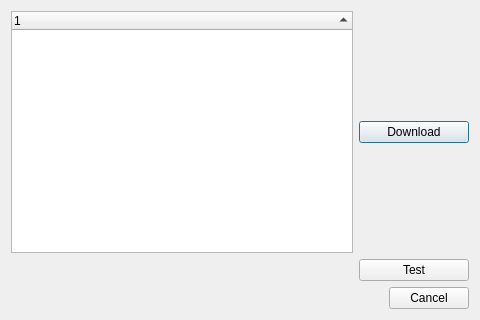
Above: HaiBeiDanCi/serverdatadialog.ui from HuangHuafeng/repeat before the change. Below: the same form after it.
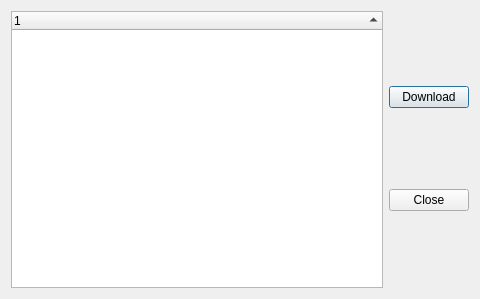
That is the form after the change.

Diff of the .ui file:
```diff
--- a/HaiBeiDanCi/serverdatadialog.ui
+++ b/HaiBeiDanCi/serverdatadialog.ui
@@ -7,7 +7,7 @@
     <x>0</x>
     <y>0</y>
     <width>480</width>
-    <height>320</height>
+    <height>299</height>
    </rect>
   </property>
   <property name="windowTitle">
@@ -16,15 +16,34 @@
   <layout class="QVBoxLayout" name="verticalLayout">
    <item>
     <layout class="QGridLayout" name="gridLayout">
-     <item row="0" column="3">
+     <item row="0" column="1">
+      <layout class="QVBoxLayout" name="verticalLayout_3">
+       <item>
       <widget class="QPushButton" name="pbDownloadBook">
        <property name="text">
         <string>Download</string>
        </property>
       </widget>
      </item>
-     <item row="0" column="0" colspan="3">
+       <item>
+        <widget class="QPushButton" name="pbClose">
+         <property name="text">
+          <string>Close</string>
+         </property>
+        </widget>
+       </item>
+      </layout>
+     </item>
+     <item row="0" column="0">
+      <layout class="QVBoxLayout" name="verticalLayout_2">
+       <item>
       <widget class="QTreeWidget" name="twBooks">
+         <property name="sizePolicy">
+          <sizepolicy hsizetype="Expanding" vsizetype="Expanding">
+           <horstretch>0</horstretch>
+           <verstretch>0</verstretch>
+          </sizepolicy>
+         </property>
        <property name="indentation">
         <number>0</number>
        </property>
@@ -38,24 +57,9 @@
        </column>
       </widget>
      </item>
-     <item row="1" column="3">
-      <widget class="QPushButton" name="pbTest">
-       <property name="text">
-        <string>Test</string>
-       </property>
-      </widget>
-     </item>
-    </layout>
-   </item>
-   <item>
-    <widget class="QDialogButtonBox" name="buttonBox">
-     <property name="orientation">
-      <enum>Qt::Horizontal</enum>
-     </property>
-     <property name="standardButtons">
-      <set>QDialogButtonBox::Cancel</set>
-     </property>
-    </widget>
+      </layout>
+     </item>
+    </layout>
    </item>
   </layout>
  </widget>
```
Left out of the diff: 35 changed lines with no effect on the pictures. Lines whose indentation alone changed are shown as unchanged.
